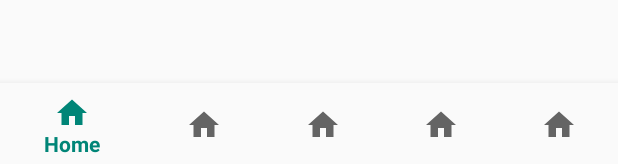
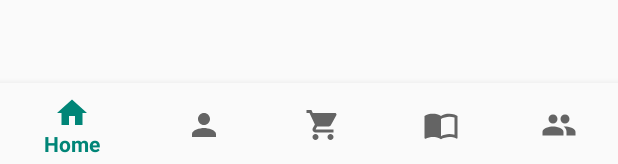
Before and after one commit to Chema19/MakeSolution.Relatorica.AndroidApp, an Android app: the layout activity_main.xml on its own in the app's theme, with its tools: preview values and no code run, on a phone screen of 412 x 824 dp. Shown: the part 1069-1233 px from the top of the screen. Run offline under Robolectric (Android 15) with nearby library versions, the phone set to English and light mode, and no system bars.

Commit message:
carpeta adaptar agregada

```diff
--- a/app/build.gradle
+++ b/app/build.gradle
@@ -32,6 +32,7 @@ dependencies {
     implementation 'com.android.support:support-v4:28.0.0-rc01'
     implementation 'com.amitshekhar.android:android-networking:1.0.2'
     implementation 'com.github.satyan:sugar:1.5'
+    implementation 'com.android.support:cardview-v7:28.0.0-rc01'
 
     testImplementation 'junit:junit:4.12'
     androidTestImplementation 'com.android.support.test:runner:1.0.2'
--- /dev/null
+++ b/app/src/main/res/drawable/ic_import_contacts_black_24dp.xml
@@ -0,0 +1,9 @@
+<vector xmlns:android="http://schemas.android.com/apk/res/android"
+        android:width="24dp"
+        android:height="24dp"
+        android:viewportWidth="24.0"
+        android:viewportHeight="24.0">
+    <path
+        android:fillColor="#FF000000"
+        android:pathData="M21,5c-1.11,-0.35 -2.33,-0.5 -3.5,-0.5 -1.95,0 -4.05,0.4 -5.5,1.5 -1.45,-1.1 -3.55,-1.5 -5.5,-1.5S2.45,4.9 1,6v14.65c0,0.25 0.25,0.5 0.5,0.5 0.1,0 0.15,-0.05 0.25,-0.05C3.1,20.45 5.05,20 6.5,20c1.95,0 4.05,0.4 5.5,1.5 1.35,-0.85 3.8,-1.5 5.5,-1.5 1.65,0 3.35,0.3 4.75,1.05 0.1,0.05 0.15,0.05 0.25,0.05 0.25,0 0.5,-0.25 0.5,-0.5L23,6c-0.6,-0.45 -1.25,-0.75 -2,-1zM21,18.5c-1.1,-0.35 -2.3,-0.5 -3.5,-0.5 -1.7,0 -4.15,0.65 -5.5,1.5L12,8c1.35,-0.85 3.8,-1.5 5.5,-1.5 1.2,0 2.4,0.15 3.5,0.5v11.5z"/>
+</vector>
--- /dev/null
+++ b/app/src/main/res/drawable/ic_local_grocery_store_black_24dp.xml
@@ -0,0 +1,9 @@
+<vector xmlns:android="http://schemas.android.com/apk/res/android"
+        android:width="24dp"
+        android:height="24dp"
+        android:viewportWidth="24.0"
+        android:viewportHeight="24.0">
+    <path
+        android:fillColor="#FF000000"
+        android:pathData="M7,18c-1.1,0 -1.99,0.9 -1.99,2S5.9,22 7,22s2,-0.9 2,-2 -0.9,-2 -2,-2zM1,2v2h2l3.6,7.59 -1.35,2.45c-0.16,0.28 -0.25,0.61 -0.25,0.96 0,1.1 0.9,2 2,2h12v-2L7.42,15c-0.14,0 -0.25,-0.11 -0.25,-0.25l0.03,-0.12 0.9,-1.63h7.45c0.75,0 1.41,-0.41 1.75,-1.03l3.58,-6.49c0.08,-0.14 0.12,-0.31 0.12,-0.48 0,-0.55 -0.45,-1 -1,-1L5.21,4l-0.94,-2L1,2zM17,18c-1.1,0 -1.99,0.9 -1.99,2s0.89,2 1.99,2 2,-0.9 2,-2 -0.9,-2 -2,-2z"/>
+</vector>
--- /dev/null
+++ b/app/src/main/res/drawable/ic_people_black_24dp.xml
@@ -0,0 +1,9 @@
+<vector xmlns:android="http://schemas.android.com/apk/res/android"
+        android:width="24dp"
+        android:height="24dp"
+        android:viewportWidth="24.0"
+        android:viewportHeight="24.0">
+    <path
+        android:fillColor="#FF000000"
+        android:pathData="M16,11c1.66,0 2.99,-1.34 2.99,-3S17.66,5 16,5c-1.66,0 -3,1.34 -3,3s1.34,3 3,3zM8,11c1.66,0 2.99,-1.34 2.99,-3S9.66,5 8,5C6.34,5 5,6.34 5,8s1.34,3 3,3zM8,13c-2.33,0 -7,1.17 -7,3.5L1,19h14v-2.5c0,-2.33 -4.67,-3.5 -7,-3.5zM16,13c-0.29,0 -0.62,0.02 -0.97,0.05 1.16,0.84 1.97,1.97 1.97,3.45L17,19h6v-2.5c0,-2.33 -4.67,-3.5 -7,-3.5z"/>
+</vector>
--- /dev/null
+++ b/app/src/main/res/drawable/ic_person_black_24dp.xml
@@ -0,0 +1,9 @@
+<vector xmlns:android="http://schemas.android.com/apk/res/android"
+        android:width="24dp"
+        android:height="24dp"
+        android:viewportWidth="24.0"
+        android:viewportHeight="24.0">
+    <path
+        android:fillColor="#FF000000"
+        android:pathData="M12,12c2.21,0 4,-1.79 4,-4s-1.79,-4 -4,-4 -4,1.79 -4,4 1.79,4 4,4zM12,14c-2.67,0 -8,1.34 -8,4v2h16v-2c0,-2.66 -5.33,-4 -8,-4z"/>
+</vector>
--- a/app/src/main/res/menu/navigation.xml
+++ b/app/src/main/res/menu/navigation.xml
@@ -6,18 +6,18 @@
         android:title="@string/title_home"/>
     <item
         android:id="@+id/navigation_profile"
-        android:icon="@drawable/ic_home_black_24dp"
+        android:icon="@drawable/ic_person_black_24dp"
         android:title="@string/title_profile"/>
     <item
         android:id="@+id/navigation_store"
-        android:icon="@drawable/ic_home_black_24dp"
+        android:icon="@drawable/ic_local_grocery_store_black_24dp"
         android:title="@string/title_store"/>
     <item
         android:id="@+id/navigation_my_books"
-        android:icon="@drawable/ic_home_black_24dp"
+        android:icon="@drawable/ic_import_contacts_black_24dp"
         android:title="@string/title_my_books"/>
     <item
         android:id="@+id/navigation_childs"
-        android:icon="@drawable/ic_home_black_24dp"
+        android:icon="@drawable/ic_people_black_24dp"
         android:title="@string/title_childs"/>
 </menu>
```
Also changed, not shown: app/src/main/java/makesolution/relatorica/AndroidApp.kt (added, +11 -0 lines), app/src/main/res/layout/card_store.xml (added, +44 -0 lines), app/src/main/res/layout/fragment_store.xml (+3 -4 lines).
